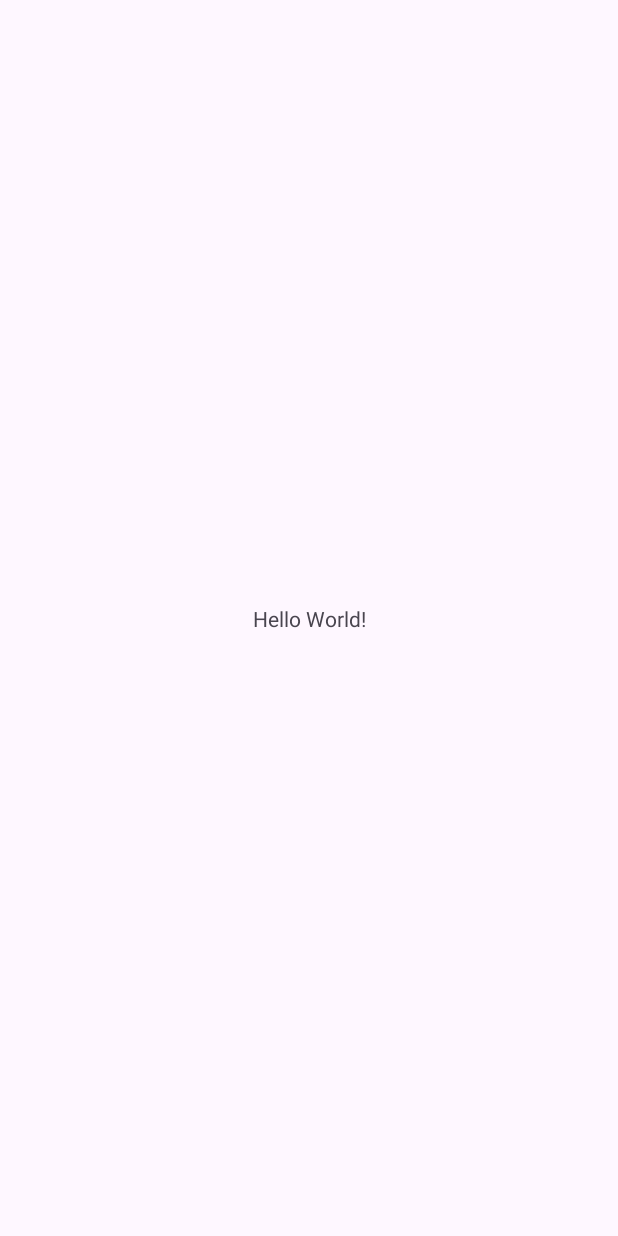
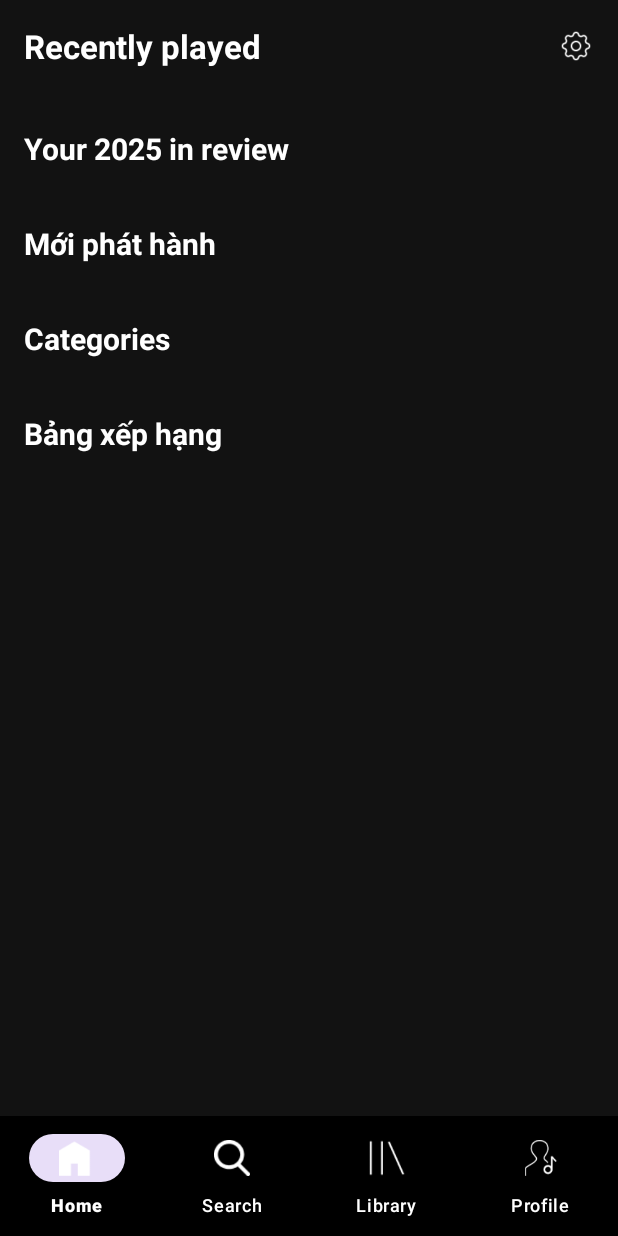
Before and after one commit to Khangdz296/MusicApp, an Android app: the screen it shows after launch (MainActivity), on a phone screen of 412 x 824 dp. Before the commit the screen is almost empty. Run offline under Robolectric (Android 15) with nearby library versions, the phone set to English and light mode, and no system bars.

Commit message:
Tao giao dien Home va Menu day

```diff
--- /dev/null
+++ b/app/src/main/java/com/example/music/HomeFragment.java
@@ -0,0 +1,20 @@
+package com.example.music;
+
+import android.os.Bundle;
+import android.view.LayoutInflater;
+import android.view.View;
+import android.view.ViewGroup;
+import androidx.annotation.NonNull;
+import androidx.annotation.Nullable;
+import androidx.fragment.app.Fragment;
+
+public class HomeFragment extends Fragment {
+
+    @Nullable
+    @Override
+    public View onCreateView(@NonNull LayoutInflater inflater, @Nullable ViewGroup container, @Nullable Bundle savedInstanceState) {
+        // Dòng này quan trọng nhất: Nó kết nối file Java này với file giao diện XML bạn đã vẽ
+        // R.layout.fragment_home phải trùng tên với file XML của bạn
+        return inflater.inflate(R.layout.fragment_home_hoang, container, false);
+    }
+}
--- a/app/src/main/java/com/example/music/MainActivity.java
+++ b/app/src/main/java/com/example/music/MainActivity.java
@@ -1,24 +1,79 @@
 package com.example.music;
 
 import android.os.Bundle;
+import android.view.MenuItem;
 
 import androidx.activity.EdgeToEdge;
+import androidx.annotation.NonNull;
 import androidx.appcompat.app.AppCompatActivity;
 import androidx.core.graphics.Insets;
 import androidx.core.view.ViewCompat;
 import androidx.core.view.WindowInsetsCompat;
+import androidx.fragment.app.Fragment;
+
+import com.google.android.material.bottomnavigation.BottomNavigationView;
+import com.google.android.material.navigation.NavigationBarView;
 
 public class MainActivity extends AppCompatActivity {
+
+    private BottomNavigationView bottomNavigationView;
 
     @Override
     protected void onCreate(Bundle savedInstanceState) {
         super.onCreate(savedInstanceState);
-        EdgeToEdge.enable(this);
+        // 1. Gắn file giao diện tổng (Activity chứa cả Menu và Khung nội dung)
         setContentView(R.layout.activity_main);
-        ViewCompat.setOnApplyWindowInsetsListener(findViewById(R.id.main), (v, insets) -> {
-            Insets systemBars = insets.getInsets(WindowInsetsCompat.Type.systemBars());
-            v.setPadding(systemBars.left, systemBars.top, systemBars.right, systemBars.bottom);
-            return insets;
+
+        // 2. Tìm cái thanh Menu đáy bằng ID
+        // Lưu ý: ID này là ID bạn đặt cho thẻ <include> trong activity_main.xml
+        bottomNavigationView = findViewById(R.id.bottom_nav_container);
+
+        // 3. Mặc định load màn hình Home đầu tiên khi mở App
+        if (savedInstanceState == null) {
+            loadFragment(new HomeFragment());
+        }
+
+        // 4. Bắt sự kiện khi bấm vào các nút dưới đáy
+        bottomNavigationView.setOnItemSelectedListener(new NavigationBarView.OnItemSelectedListener() {
+            @Override
+            public boolean onNavigationItemSelected(@NonNull MenuItem item) {
+                Fragment selectedFragment = null;
+                int id = item.getItemId();
+
+                if (id == R.id.nav_home) {
+                    selectedFragment = new HomeFragment();
+                }
+                else if (id == R.id.nav_search) {
+                    // Nếu chưa có SearchFragment, tạm thời load Home để test không bị lỗi
+                    selectedFragment = new HomeFragment();
+                    // selectedFragment = new SearchFragment();
+                }
+                else if (id == R.id.nav_library) {
+                    // Tương tự, tạm thời load Home
+                    selectedFragment = new HomeFragment();
+                    // selectedFragment = new LibraryFragment();
+                }
+                else if (id == R.id.nav_profile) {
+                    // Tương tự, tạm thời load Home
+                    selectedFragment = new HomeFragment();
+                    // selectedFragment = new ProfileFragment();
+                }
+
+                // Thực hiện thay thế màn hình
+                if (selectedFragment != null) {
+                    loadFragment(selectedFragment);
+                    return true;
+                }
+                return false;
+            }
         });
     }
+
+    // === HÀM CHUYỂN ĐỔI FRAGMENT (Code 1 lần dùng nhiều nơi) ===
+    private void loadFragment(Fragment fragment) {
+        getSupportFragmentManager().beginTransaction()
+                // R.id.fragment_container là cái khung trống nằm trên menu trong activity_main.xml
+                .replace(R.id.fragment_container, fragment)
+                .commit();
+    }
 }
--- a/app/src/main/res/layout/activity_main.xml
+++ b/app/src/main/res/layout/activity_main.xml
@@ -1,19 +1,20 @@
 <?xml version="1.0" encoding="utf-8"?>
-<androidx.constraintlayout.widget.ConstraintLayout xmlns:android="http://schemas.android.com/apk/res/android"
-    xmlns:app="http://schemas.android.com/apk/res-auto"
+<RelativeLayout xmlns:android="http://schemas.android.com/apk/res/android"
     xmlns:tools="http://schemas.android.com/tools"
-    android:id="@+id/main"
     android:layout_width="match_parent"
     android:layout_height="match_parent"
-    tools:context=".MainActivity">
+    android:background="#121212">
 
-    <TextView
-        android:layout_width="wrap_content"
+    <include
+        android:id="@+id/bottom_nav_container"
+        layout="@layout/component_bottom_nav_hoang"
+        android:layout_width="match_parent"
         android:layout_height="wrap_content"
-        android:text="Hello World!"
-        app:layout_constraintBottom_toBottomOf="parent"
-        app:layout_constraintEnd_toEndOf="parent"
-        app:layout_constraintStart_toStartOf="parent"
-        app:layout_constraintTop_toTopOf="parent" />
+        android:layout_alignParentBottom="true"/>
 
-</androidx.constraintlayout.widget.ConstraintLayout>
+    <FrameLayout
+        android:id="@+id/fragment_container"
+        android:layout_width="match_parent"
+        android:layout_height="match_parent"
+        android:layout_above="@id/bottom_nav_container"
+        tools:layout="@layout/fragment_home_hoang"/> </RelativeLayout>
--- /dev/null
+++ b/app/src/main/res/layout/component_bottom_nav_hoang.xml
@@ -0,0 +1,13 @@
+<?xml version="1.0" encoding="utf-8"?>
+<com.google.android.material.bottomnavigation.BottomNavigationView
+    xmlns:android="http://schemas.android.com/apk/res/android"
+    xmlns:app="http://schemas.android.com/apk/res-auto"
+    android:id="@+id/bottomNavigation"
+    android:layout_width="match_parent"
+    android:layout_height="wrap_content"
+    android:layout_alignParentBottom="true"
+    android:background="#000000"
+    app:menu="@menu/bottom_navigation_menu_hoang"
+    app:itemIconTint="@color/white"
+    app:itemTextColor="@color/white"
+    app:labelVisibilityMode="labeled"/>
--- /dev/null
+++ b/app/src/main/res/layout/fragment_home_hoang.xml
@@ -0,0 +1,104 @@
+<?xml version="1.0" encoding="utf-8"?>
+<androidx.core.widget.NestedScrollView xmlns:android="http://schemas.android.com/apk/res/android"
+    xmlns:app="http://schemas.android.com/apk/res-auto"
+    xmlns:tools="http://schemas.android.com/tools"
+    android:layout_width="match_parent"
+    android:layout_height="match_parent"
+    android:background="#121212"
+    android:fillViewport="true">
+
+    <LinearLayout
+        android:layout_width="match_parent"
+        android:layout_height="wrap_content"
+        android:orientation="vertical"
+        android:paddingBottom="100dp">
+
+        <RelativeLayout
+            android:layout_width="match_parent"
+            android:layout_height="wrap_content"
+            android:padding="16dp">
+
+            <TextView
+                android:layout_width="wrap_content"
+                android:layout_height="wrap_content"
+                android:text="Recently played"
+                android:textColor="@color/white"
+                android:textSize="22sp"
+                android:textStyle="bold"
+                android:layout_centerVertical="true"
+                android:layout_alignParentStart="true"/>
+
+            <ImageView
+                android:id="@+id/icSettings"
+                android:src="@drawable/settings"
+                android:layout_width="24dp"
+                android:layout_height="24dp"
+                android:layout_alignParentEnd="true"
+                android:layout_centerVertical="true"
+                app:tint="@color/white"/>
+        </RelativeLayout>
+
+        <androidx.recyclerview.widget.RecyclerView
+            android:id="@+id/rvRecentlyPlayed"
+            android:layout_width="match_parent"
+            android:layout_height="wrap_content"
+            android:orientation="horizontal"
+            android:layout_marginStart="12dp"
+            app:layoutManager="androidx.recyclerview.widget.LinearLayoutManager"
+            tools:listitem="@layout/item_recent_hoang"/>
+
+        <TextView
+            android:text="Your 2025 in review"
+            style="@style/SpotifyTitle"/>
+
+        <androidx.recyclerview.widget.RecyclerView
+            android:id="@+id/rvHighlight"
+            android:layout_width="match_parent"
+            android:layout_height="wrap_content"
+            android:orientation="horizontal"
+            android:layout_marginStart="12dp"
+            app:layoutManager="androidx.recyclerview.widget.LinearLayoutManager"
+            tools:listitem="@layout/item_square_hoang"/>
+
+        <TextView
+            android:text="Mới phát hành"
+            style="@style/SpotifyTitle"/>
+
+        <androidx.recyclerview.widget.RecyclerView
+            android:id="@+id/rvNewReleases"
+            android:layout_width="match_parent"
+            android:layout_height="wrap_content"
+            android:orientation="horizontal"
+            android:layout_marginStart="12dp"
+            app:layoutManager="androidx.recyclerview.widget.LinearLayoutManager"
+            tools:listitem="@layout/item_square_hoang"/>
+
+        <TextView
+            android:text="Categories"
+            style="@style/SpotifyTitle"/>
+
+        <androidx.recyclerview.widget.RecyclerView
+            android:id="@+id/rvCategories"
+            android:layout_width="match_parent"
+            android:layout_height="wrap_content"
+            android:orientation="horizontal"
+            android:layout_marginStart="12dp"
+            app:layoutManager="androidx.recyclerview.widget.LinearLayoutManager"
+            tools:listitem="@layout/item_category_hoang"/>
+
+        <TextView
+            android:text="Bảng xếp hạng"
+            style="@style/SpotifyTitle"/>
+
+        <androidx.recyclerview.widget.RecyclerView
+            android:id="@+id/rvCharts"
+            android:layout_width="match_parent"
+            android:layout_height="wrap_content"
+            android:orientation="horizontal"
+            android:layout_marginStart="12dp"
+            app:layoutManager="androidx.recyclerview.widget.LinearLayoutManager"
+            tools:listitem="@layout/item_square_hoang"/>
+
+
+    </LinearLayout>
+</androidx.core.widget.NestedScrollView>
--- /dev/null
+++ b/app/src/main/res/menu/bottom_navigation_menu_hoang.xml
@@ -0,0 +1,22 @@
+<?xml version="1.0" encoding="utf-8"?>
+<menu xmlns:android="http://schemas.android.com/apk/res/android">
+    <item
+        android:id="@+id/nav_home"
+        android:icon="@drawable/home"
+        android:title="Home" />
+
+    <item
+        android:id="@+id/nav_search"
+        android:icon="@drawable/search"
+        android:title="Search" />
+
+    <item
+        android:id="@+id/nav_library"
+        android:icon="@drawable/library"
+        android:title="Library" />
+
+    <item
+        android:id="@+id/nav_profile"
+        android:icon="@drawable/profile"
+        android:title="Profile" />
+</menu>
--- a/app/src/main/res/values/themes.xml
+++ b/app/src/main/res/values/themes.xml
@@ -5,5 +5,16 @@
         <!-- <item name="colorPrimary">@color/my_light_primary</item> -->
     </style>
 
+    <style name="SpotifyTitle">
+        <item name="android:layout_width">match_parent</item>
+        <item name="android:layout_height">wrap_content</item>
+        <item name="android:textColor">#FFFFFF</item>
+        <item name="android:textSize">20sp</item>
+        <item name="android:textStyle">bold</item>
+        <item name="android:layout_marginTop">24dp</item>
+        <item name="android:layout_marginBottom">12dp</item>
+        <item name="android:layout_marginStart">16dp</item>
+    </style>
+
     <style name="Theme.Music" parent="Base.Theme.Music" />
 </resources>
```
Also changed, not shown: app/src/main/res/layout/item_category_hoang.xml (added, +19 -0 lines), app/src/main/res/layout/item_recent_hoang.xml (added, +34 -0 lines), app/src/main/res/layout/item_square_hoang.xml (added, +30 -0 lines), app/src/main/res/drawable/home.png (added), app/src/main/res/drawable/library.png (added), app/src/main/res/drawable/profile.png (added), app/src/main/res/drawable/search.png (added), app/src/main/res/drawable/settings.png (added).
